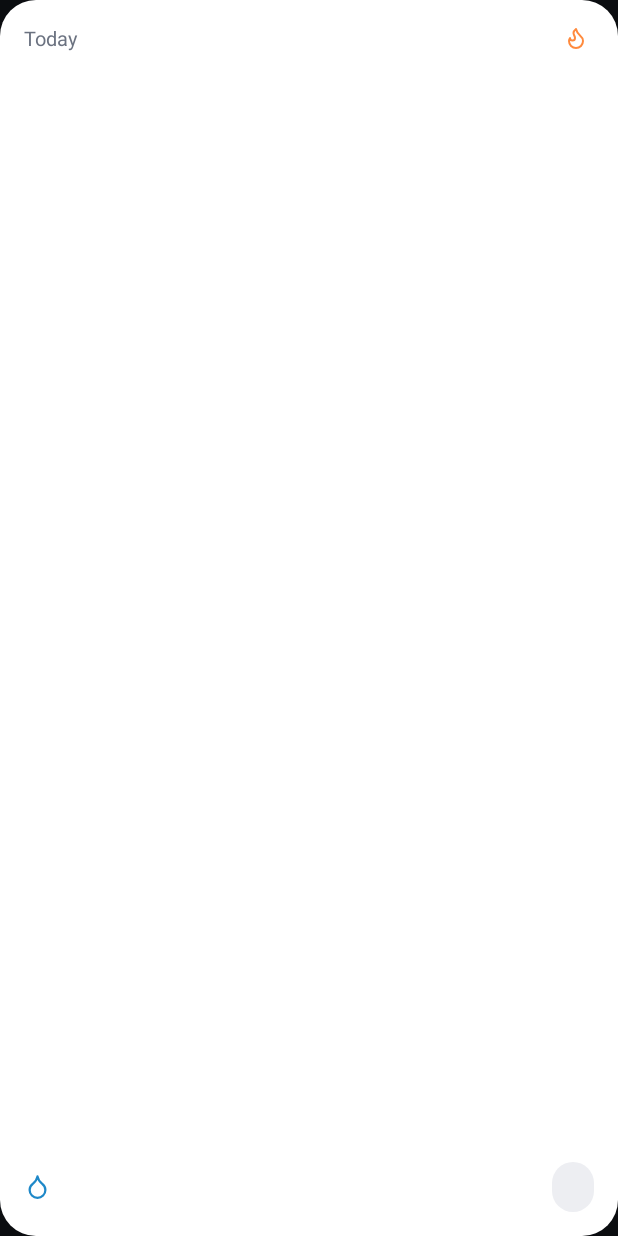
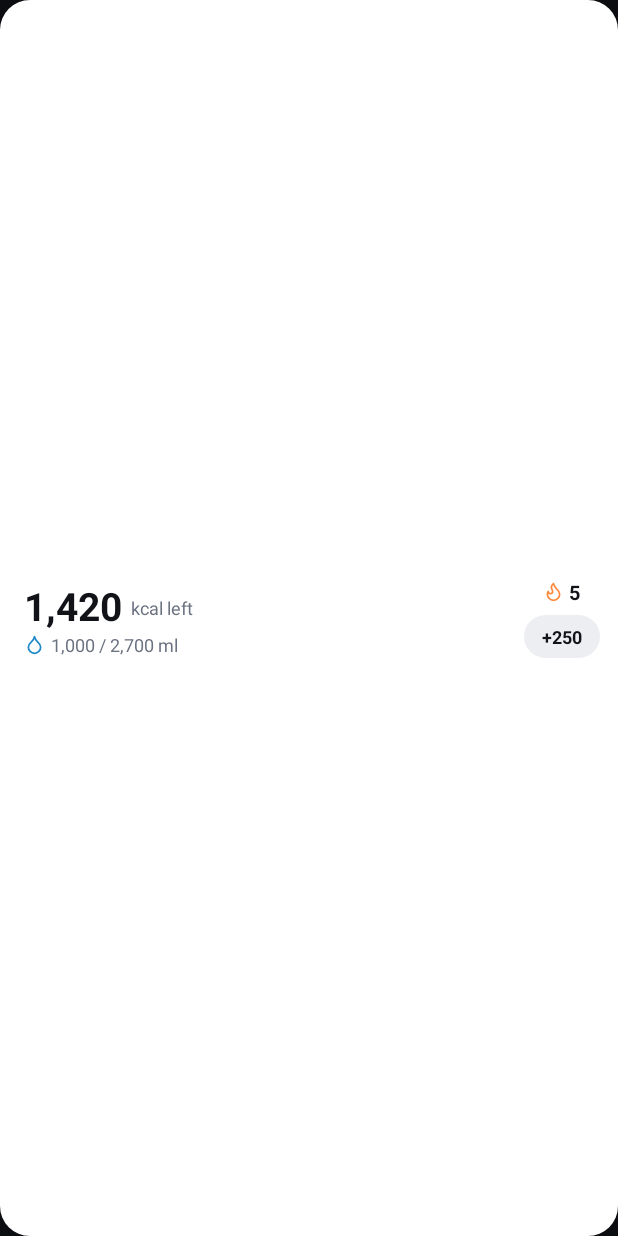
Before and after one commit to ipuppyyt/tide-fit, an Android app built with Jetpack Compose: the layout widget_today.xml on its own in the app's theme, with its tools: preview values and no code run, on a phone screen of 412 x 824 dp. Run offline under Robolectric (Android 15) with nearby library versions, the phone set to English and light mode, and no system bars.

Commit message:
refactor: make the home widget compact (3x1) with a filled picker preview

```diff
--- a/app/src/main/res/drawable/widget_bg.xml
+++ b/app/src/main/res/drawable/widget_bg.xml
@@ -1,5 +1,5 @@
 <?xml version="1.0" encoding="utf-8"?>
 <shape xmlns:android="http://schemas.android.com/apk/res/android" android:shape="rectangle">
     <solid android:color="@color/widget_bg" />
-    <corners android:radius="24dp" />
+    <corners android:radius="20dp" />
 </shape>
--- a/app/src/main/res/layout/widget_today.xml
+++ b/app/src/main/res/layout/widget_today.xml
@@ -3,88 +3,102 @@
     android:id="@+id/widget_root"
     android:layout_width="match_parent"
     android:layout_height="match_parent"
-    android:orientation="vertical"
-    android:padding="16dp"
+    android:gravity="center_vertical"
+    android:orientation="horizontal"
+    android:paddingStart="16dp"
+    android:paddingTop="10dp"
+    android:paddingEnd="12dp"
+    android:paddingBottom="10dp"
     android:background="@drawable/widget_bg">
 
     <LinearLayout
-        android:layout_width="match_parent"
+        android:layout_width="0dp"
         android:layout_height="wrap_content"
-        android:gravity="center_vertical"
-        android:orientation="horizontal">
-        <TextView
-            android:layout_width="0dp"
-            android:layout_height="wrap_content"
-            android:layout_weight="1"
-            android:text="Today"
-            android:textColor="@color/widget_muted"
-            android:textSize="13sp" />
-        <ImageView
-            android:layout_width="16dp"
-            android:layout_height="16dp"
-            android:contentDescription="@null"
-            android:src="@drawable/ic_widget_flame" />
-        <TextView
-            android:id="@+id/widget_streak"
+        android:layout_weight="1"
+        android:orientation="vertical">
+        <LinearLayout
             android:layout_width="wrap_content"
             android:layout_height="wrap_content"
-            android:layout_marginStart="4dp"
-            android:textColor="@color/widget_text"
-            android:textSize="14sp"
-            android:textStyle="bold" />
+            android:baselineAligned="true"
+            android:orientation="horizontal">
+            <TextView
+                android:id="@+id/widget_kcal"
+                android:text="1,420"
+                android:layout_width="wrap_content"
+                android:layout_height="wrap_content"
+                android:textColor="@color/widget_text"
+                android:textSize="26sp"
+                android:textStyle="bold" />
+            <TextView
+                android:id="@+id/widget_kcal_label"
+                android:text="kcal left"
+                android:layout_width="wrap_content"
+                android:layout_height="wrap_content"
+                android:layout_gravity="bottom"
+                android:layout_marginStart="6dp"
+                android:layout_marginBottom="4dp"
+                android:textColor="@color/widget_muted"
+                android:textSize="12sp" />
+        </LinearLayout>
+        <LinearLayout
+            android:layout_width="wrap_content"
+            android:layout_height="wrap_content"
+            android:gravity="center_vertical"
+            android:orientation="horizontal">
+            <ImageView
+                android:layout_width="14dp"
+                android:layout_height="14dp"
+                android:contentDescription="@null"
+                android:src="@drawable/ic_widget_drop" />
+            <TextView
+                android:id="@+id/widget_water"
+                android:text="1,000 / 2,700 ml"
+                android:layout_width="wrap_content"
+                android:layout_height="wrap_content"
+                android:layout_marginStart="4dp"
+                android:textColor="@color/widget_muted"
+                android:textSize="12sp" />
+        </LinearLayout>
     </LinearLayout>
 
     <LinearLayout
-        android:layout_width="match_parent"
-        android:layout_height="0dp"
-        android:layout_weight="1"
-        android:gravity="center_vertical"
-        android:orientation="horizontal">
-        <TextView
-            android:id="@+id/widget_kcal"
+        android:layout_width="wrap_content"
+        android:layout_height="wrap_content"
+        android:gravity="center_horizontal"
+        android:orientation="vertical">
+        <LinearLayout
             android:layout_width="wrap_content"
             android:layout_height="wrap_content"
-            android:textColor="@color/widget_text"
-            android:textSize="34sp"
-            android:textStyle="bold" />
-        <TextView
-            android:id="@+id/widget_kcal_label"
-            android:layout_width="wrap_content"
-            android:layout_height="wrap_content"
-            android:layout_marginStart="8dp"
-            android:textColor="@color/widget_muted"
-            android:textSize="14sp" />
-    </LinearLayout>
-
-    <LinearLayout
-        android:layout_width="match_parent"
-        android:layout_height="wrap_content"
-        android:gravity="center_vertical"
-        android:orientation="horizontal">
-        <ImageView
-            android:layout_width="18dp"
-            android:layout_height="18dp"
-            android:contentDescription="@null"
-            android:src="@drawable/ic_widget_drop" />
-        <TextView
-            android:id="@+id/widget_water"
-            android:layout_width="0dp"
-            android:layout_height="wrap_content"
-            android:layout_marginStart="6dp"
-            android:layout_weight="1"
-            android:textColor="@color/widget_text"
-            android:textSize="14sp" />
+            android:layout_marginBottom="6dp"
+            android:gravity="center_vertical"
+            android:orientation="horizontal">
+            <ImageView
+                android:layout_width="14dp"
+                android:layout_height="14dp"
+                android:contentDescription="@null"
+                android:src="@drawable/ic_widget_flame" />
+            <TextView
+                android:id="@+id/widget_streak"
+                android:text="5"
+                android:layout_width="wrap_content"
+                android:layout_height="wrap_content"
+                android:layout_marginStart="3dp"
+                android:textColor="@color/widget_text"
+                android:textSize="13sp"
+                android:textStyle="bold" />
+        </LinearLayout>
         <TextView
             android:id="@+id/widget_add_water"
+            android:text="+250"
             android:layout_width="wrap_content"
             android:layout_height="wrap_content"
             android:background="@drawable/widget_chip"
-            android:paddingStart="14dp"
-            android:paddingTop="7dp"
-            android:paddingEnd="14dp"
-            android:paddingBottom="7dp"
+            android:paddingStart="12dp"
+            android:paddingTop="6dp"
+            android:paddingEnd="12dp"
+            android:paddingBottom="6dp"
             android:textColor="@color/widget_text"
-            android:textSize="13sp"
+            android:textSize="12sp"
             android:textStyle="bold" />
     </LinearLayout>
 </LinearLayout>
--- a/app/src/main/res/xml/widget_today_info.xml
+++ b/app/src/main/res/xml/widget_today_info.xml
@@ -2,13 +2,13 @@
 <appwidget-provider xmlns:android="http://schemas.android.com/apk/res/android"
     android:description="@string/widget_description"
     android:initialLayout="@layout/widget_today"
-    android:minWidth="250dp"
-    android:minHeight="110dp"
-    android:minResizeWidth="180dp"
-    android:minResizeHeight="90dp"
     android:previewLayout="@layout/widget_today"
+    android:minWidth="180dp"
+    android:minHeight="70dp"
+    android:minResizeWidth="150dp"
+    android:minResizeHeight="60dp"
     android:resizeMode="horizontal|vertical"
-    android:targetCellWidth="4"
-    android:targetCellHeight="2"
+    android:targetCellWidth="3"
+    android:targetCellHeight="1"
     android:updatePeriodMillis="1800000"
     android:widgetCategory="home_screen" />
```
